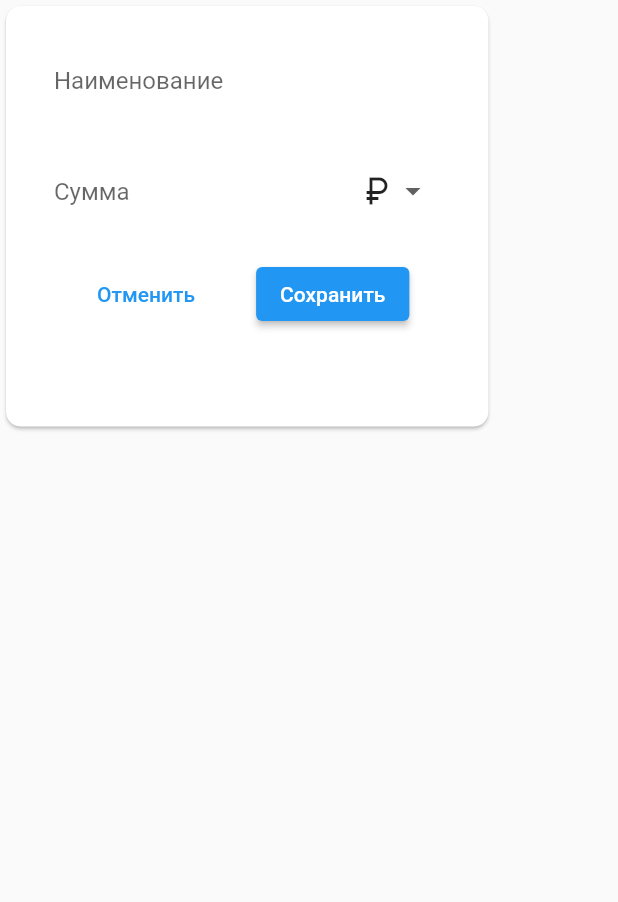
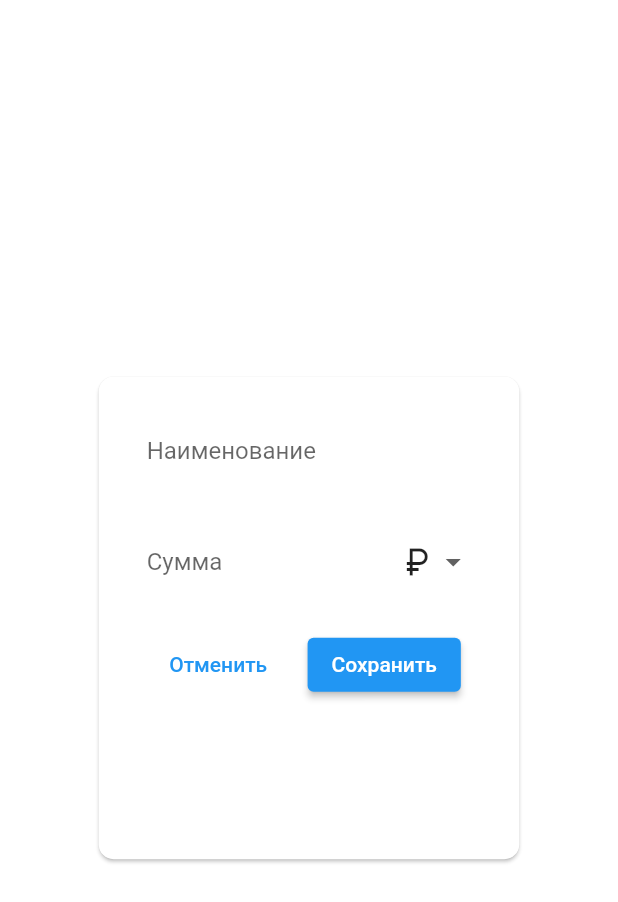
Before and after one commit to zirg41/potty, a Flutter app: the EditPotWidget screen opened directly with empty values, on a phone screen of 412 x 824 dp. Shown: the top 902 px of the screen. Run offline on Flutter 3.47's test engine with Material 2 defaults, Android fonts, the phone set to English and light mode, and no system bars; our stand-ins replace auto_route, bloc, dartz, equatable, flutter_bloc, get_it and 4 more; accounts and stored records are empty.

Commit message:
using scaffold in widget tree of EditPotPage(snackbar looks nicer)

```diff
--- a/lib/features/potties_manager/presentation/pages/edit_pot_page/edit_pot_widget.dart
+++ b/lib/features/potties_manager/presentation/pages/edit_pot_page/edit_pot_widget.dart
@@ -54,6 +54,7 @@ class _EditPotWidgetState extends State<EditPotWidget> {
   Widget build(BuildContext context) {
     final themeDataColorScheme = Theme.of(context).colorScheme;
     final ctxTheme = Theme.of(context);
+    final mediaQuery = MediaQuery.of(context);
 
     final textFieldBorderRadius = BorderRadius.circular(10);
     final _enabledBorder = OutlineInputBorder(
@@ -91,13 +92,16 @@ class _EditPotWidgetState extends State<EditPotWidget> {
           Navigator.of(context).pop();
         }
       },
-      child: FractionallySizedBox(
-        alignment: const Alignment(0.0, -0.5),
-        widthFactor: 0.8,
-        heightFactor: 0.35,
+      child: Scaffold(
+        backgroundColor: Colors.transparent,
+        body: Center(
+          child: Container(
+            alignment: Alignment.center,
+            height: mediaQuery.size.height * 0.4,
+            width: mediaQuery.size.width * 0.7,
             child: Card(
-          shape:
-              RoundedRectangleBorder(borderRadius: BorderRadius.circular(10)),
+              shape: RoundedRectangleBorder(
+                  borderRadius: BorderRadius.circular(10)),
               color: ctxTheme.colorScheme.surface,
               child: Padding(
                 padding: const EdgeInsets.all(20),
@@ -140,8 +144,9 @@ class _EditPotWidgetState extends State<EditPotWidget> {
                                     enabledBorder: _enabledBorder,
                                     focusedBorder: _focusedBorder,
                                     errorBorder: _errorBorder,
-                                hintText:
-                                    isAmountFixedByUser ? 'Сумма' : 'Проценты',
+                                    hintText: isAmountFixedByUser
+                                        ? 'Сумма'
+                                        : 'Проценты',
                                   ),
                                 ),
                               ),
@@ -160,8 +165,8 @@ class _EditPotWidgetState extends State<EditPotWidget> {
                                   child: DropdownButton<Widget>(
                                     alignment: Alignment.center,
                                     value: currentPotCreationOption,
-                                icon:
-                                    const Icon(Icons.arrow_drop_down_outlined),
+                                    icon: const Icon(
+                                        Icons.arrow_drop_down_outlined),
                                     underline: const SizedBox.shrink(),
                                     isExpanded: false,
                                     isDense: false,
@@ -173,11 +178,13 @@ class _EditPotWidgetState extends State<EditPotWidget> {
                                         currentPotCreationOption = newValue;
 
                                         if (newValue ==
-                                        dropdownIconValues[DropValue.percent]) {
+                                            dropdownIconValues[
+                                                DropValue.percent]) {
                                           isAmountFixedByUser = false;
                                         }
                                         if (newValue ==
-                                        dropdownIconValues[DropValue.amount]) {
+                                            dropdownIconValues[
+                                                DropValue.amount]) {
                                           isAmountFixedByUser = true;
                                         }
                                       });
@@ -246,6 +253,8 @@ class _EditPotWidgetState extends State<EditPotWidget> {
               ),
             ),
           ),
+        ),
+      ),
     );
   }
 }
```
Lines whose indentation alone changed are shown as unchanged.
